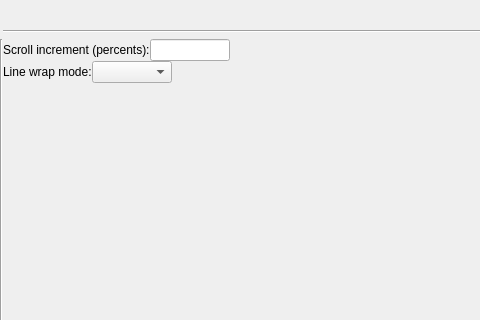
Above: ui/abstracttextguisettings.ui from snip89/wsnsim-postprocessor before the change; both pictures show x 0 to 480 and y 0 to 320 of the 640 by 480 pixel window. Below: the same form after it.
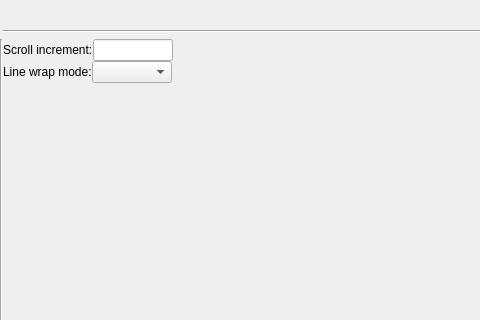
That is the form after the change.

Commit message: increment settings changed

What changed in the file:
```diff
--- a/ui/abstracttextguisettings.ui
+++ b/ui/abstracttextguisettings.ui
@@ -125,7 +125,7 @@
           </sizepolicy>
          </property>
          <property name="text">
-          <string>Scroll increment (percents):</string>
+          <string>Scroll increment:</string>
          </property>
         </widget>
        </item>
```
The commit also changes 1 other file.
